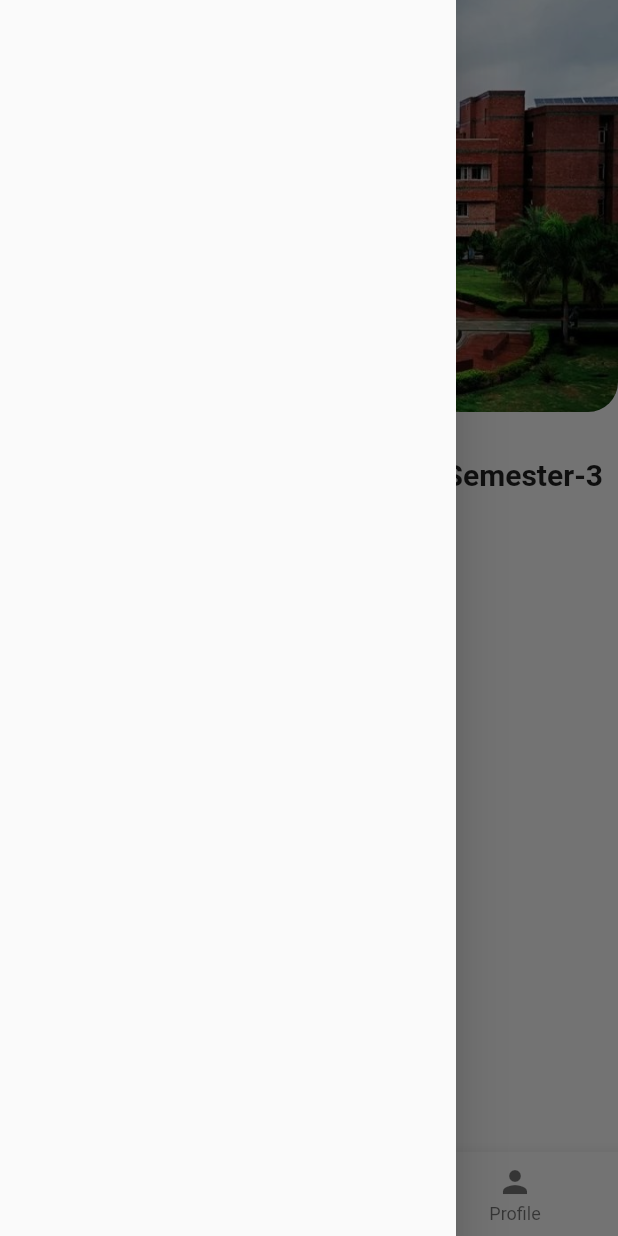
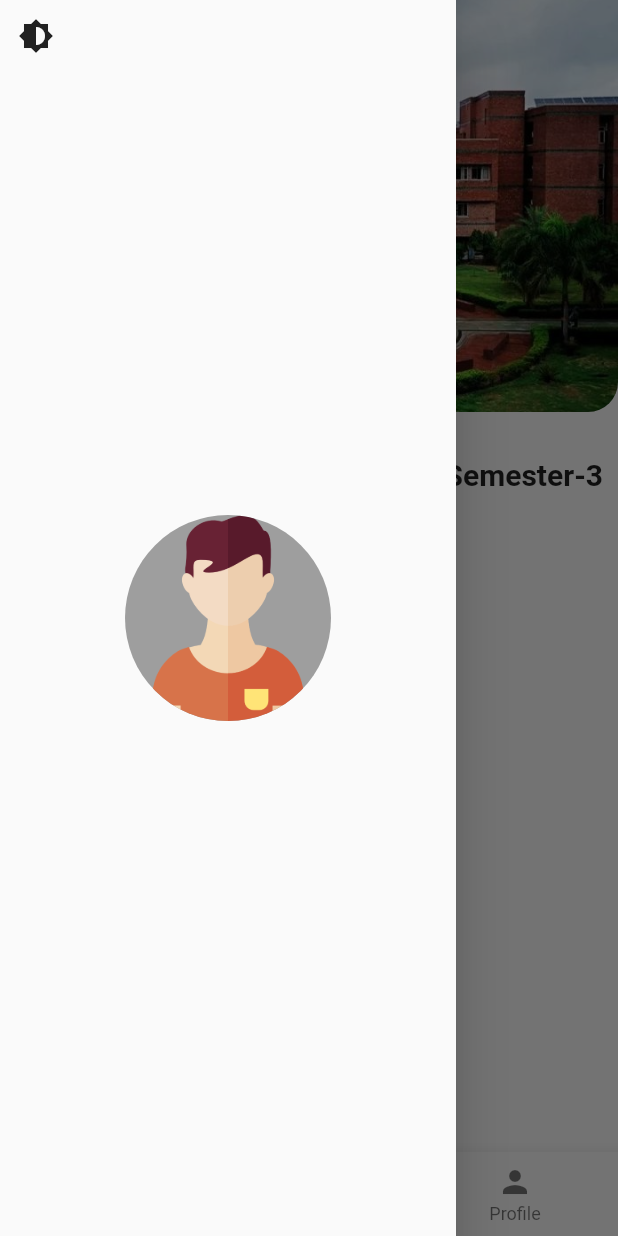
Before and after one commit to PriyanshuSharma23/nsut_clone, a Flutter app: the screen it shows after launch, with the side drawer open, on a phone screen of 412 x 824 dp. Run offline on Flutter 3.47's test engine with Material 2 defaults, Android fonts, the phone set to English and light mode, and no system bars; our stand-ins replace get, google_fonts; statements that could not run were skipped.

Commit message:
theming fixed

```diff
--- a/lib/app_routes.dart
+++ b/lib/app_routes.dart
@@ -2,5 +2,5 @@ import 'package:get/route_manager.dart';
 import 'package:nsutx/screens/home_page.dart';
 
 final appRoutes = [
-  GetPage(name: '/', page: () => const HomePage()),
+  GetPage(name: '/', page: () => HomePage()),
 ];
--- a/lib/screens/home_page.dart
+++ b/lib/screens/home_page.dart
@@ -1,9 +1,12 @@
 import 'package:flutter/material.dart';
-import 'package:get/get.dart';
+
 import 'package:nsutx/widgets/date_widget.dart';
 
+import '../widgets/theme_button.dart';
+
 class HomePage extends StatelessWidget {
-  const HomePage({Key? key}) : super(key: key);
+  HomePage({Key? key}) : super(key: key);
+  final GlobalKey<ScaffoldState> _key = GlobalKey(); // Create a key
 
   @override
   Widget build(BuildContext context) {
@@ -13,7 +16,10 @@ class HomePage extends StatelessWidget {
     double heroSectionHeight = screenHeight / 3;
 
     return Scaffold(
-      drawer: const Drawer(),
+      key: _key,
+      drawer: HomeDrawer(
+        avatarRadius: avatarRadius,
+      ),
       body: Stack(
         children: [
           Column(
@@ -44,9 +50,9 @@ class HomePage extends StatelessWidget {
                     const Date(),
                     Text(
                       'Semester-3',
-                      style: Theme.of(Get.context!)
+                      style: Theme.of(context)
                           .textTheme
-                          .titleLarge!
+                          .headline6!
                           .copyWith(fontWeight: FontWeight.bold),
                     ),
                   ],
@@ -54,12 +60,24 @@ class HomePage extends StatelessWidget {
               )
             ],
           ),
+          // avatar image
           Positioned(
             top: heroSectionHeight - avatarRadius,
             left: (screenWidth) * 0.5 - avatarRadius,
             child: CircleAvatar(
-              radius: avatarRadius,
-              backgroundImage: const AssetImage('assets/avatar.png'),
+                radius: avatarRadius,
+                backgroundImage: const AssetImage('assets/avatar.png'),
+                backgroundColor: Colors.grey),
+          ),
+          // drawer opener
+          Positioned(
+            top: 20,
+            left: 20,
+            child: IconButton(
+              icon: const Icon(Icons.menu),
+              onPressed: () {
+                _key.currentState!.openDrawer();
+              },
             ),
           ),
         ],
@@ -83,3 +101,33 @@ class HomePage extends StatelessWidget {
     );
   }
 }
+
+class HomeDrawer extends StatelessWidget {
+  final double avatarRadius;
+  const HomeDrawer({
+    Key? key,
+    required this.avatarRadius,
+  }) : super(key: key);
+
+  @override
+  Widget build(BuildContext context) {
+    return Drawer(
+      child: Stack(
+        children: [
+          Center(
+            child: CircleAvatar(
+              radius: avatarRadius,
+              backgroundImage: const AssetImage('assets/avatar.png'),
+              backgroundColor: Colors.grey,
+            ),
+          ),
+          Column(
+            children: const [],
+          ),
+          // theme changing button
+          const Positioned(child: ThemeButton()),
+        ],
+      ),
+    );
+  }
+}
--- a/lib/theme/dark_theme.dart
+++ b/lib/theme/dark_theme.dart
@@ -6,12 +6,16 @@ const primaryDark = Color(0xFF1B1F2B);
 const secondaryLight = Color(0xFFFB6487);
 
 class DarkTheme with BaseTheme {
-  generateTheme() {
+  ThemeData generateTheme() {
     final theme = ThemeData.dark();
+
     return theme.copyWith(
       primaryColor: primaryDark,
       scaffoldBackgroundColor: primaryDark,
-      textTheme: font(),
+      textTheme: font().apply(
+        displayColor: Colors.white,
+        bodyColor: Colors.white,
+      ),
       iconTheme: const IconThemeData(
         color: Colors.white,
       ),
--- a/lib/theme/light_theme.dart
+++ b/lib/theme/light_theme.dart
@@ -6,12 +6,15 @@ const primaryLight = Color(0xFFF5F5F5);
 const secondaryLight = Color(0xFFFB6487);
 
 class LightTheme with BaseTheme {
-  generateTheme() {
+  ThemeData generateTheme() {
     final theme = ThemeData.light();
     return theme.copyWith(
       primaryColor: primaryLight,
       scaffoldBackgroundColor: primaryLight,
-      textTheme: font(),
+      textTheme: font().apply(
+        displayColor: Colors.black,
+        bodyColor: Colors.black,
+      ),
       iconTheme: const IconThemeData(
         color: Colors.black,
       ),
--- a/lib/widgets/date_widget.dart
+++ b/lib/widgets/date_widget.dart
@@ -1,5 +1,6 @@
 import 'package:flutter/material.dart';
 import 'package:get/get.dart';
+import 'package:nsutx/Controllers/theme_controller.dart';
 import 'package:nsutx/utils/day.dart';
 
 class Date extends StatelessWidget {
@@ -12,13 +13,13 @@ class Date extends StatelessWidget {
       children: [
         Text(
           Day.todaysDay(),
-          style: Theme.of(Get.context!).textTheme.titleMedium!.copyWith(
+          style: Theme.of(context).textTheme.titleMedium!.copyWith(
                 fontWeight: FontWeight.bold,
               ),
         ),
         Text(
           Day.todaysDate(),
-          style: Theme.of(Get.context!).textTheme.titleSmall,
+          style: Get.find<ThemeController>().themeData.textTheme.caption,
         ),
       ],
     );
--- /dev/null
+++ b/lib/widgets/theme_button.dart
@@ -0,0 +1,20 @@
+import 'package:flutter/material.dart';
+import 'package:get/get.dart';
+
+import '../Controllers/theme_controller.dart';
+
+class ThemeButton extends StatelessWidget {
+  const ThemeButton({Key? key}) : super(key: key);
+
+  @override
+  Widget build(BuildContext context) {
+    return IconButton(
+      onPressed: () {
+        Get.find<ThemeController>().toggleTheme();
+      },
+      icon: const Icon(
+        Icons.brightness_6,
+      ),
+    );
+  }
+}
```
Also changed, not shown: lib/Controllers/theme_controller.dart (+44 -17 lines), lib/main.dart (+15 -6 lines), lib/theme/base_themes.dart (+13 -6 lines).
